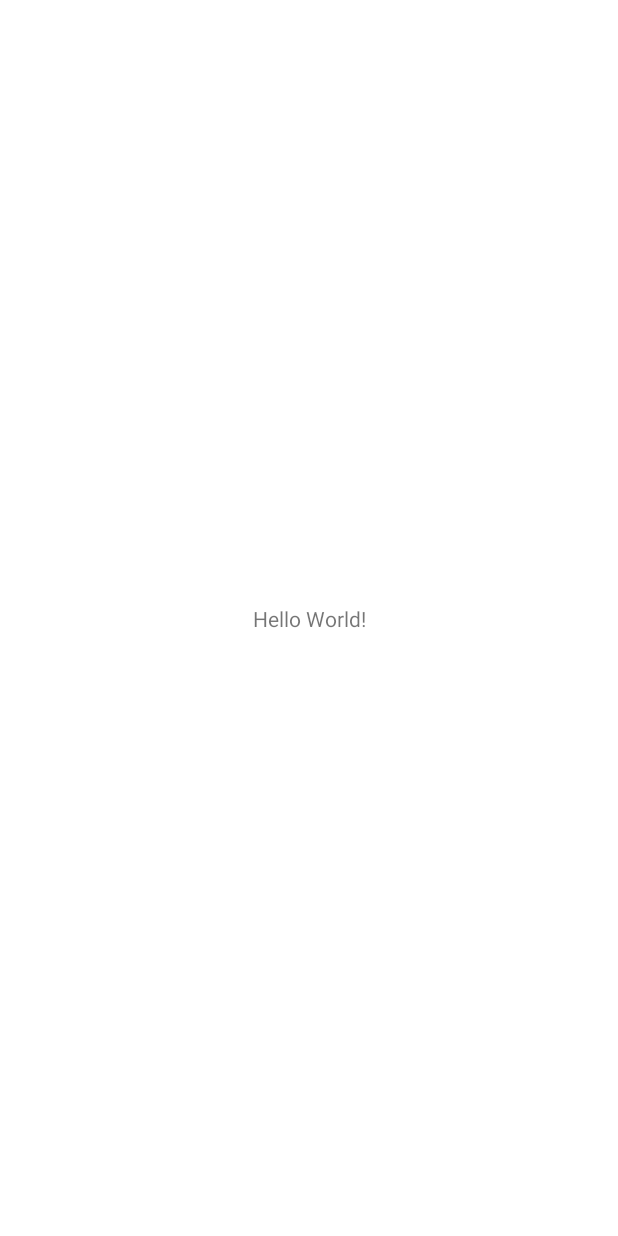
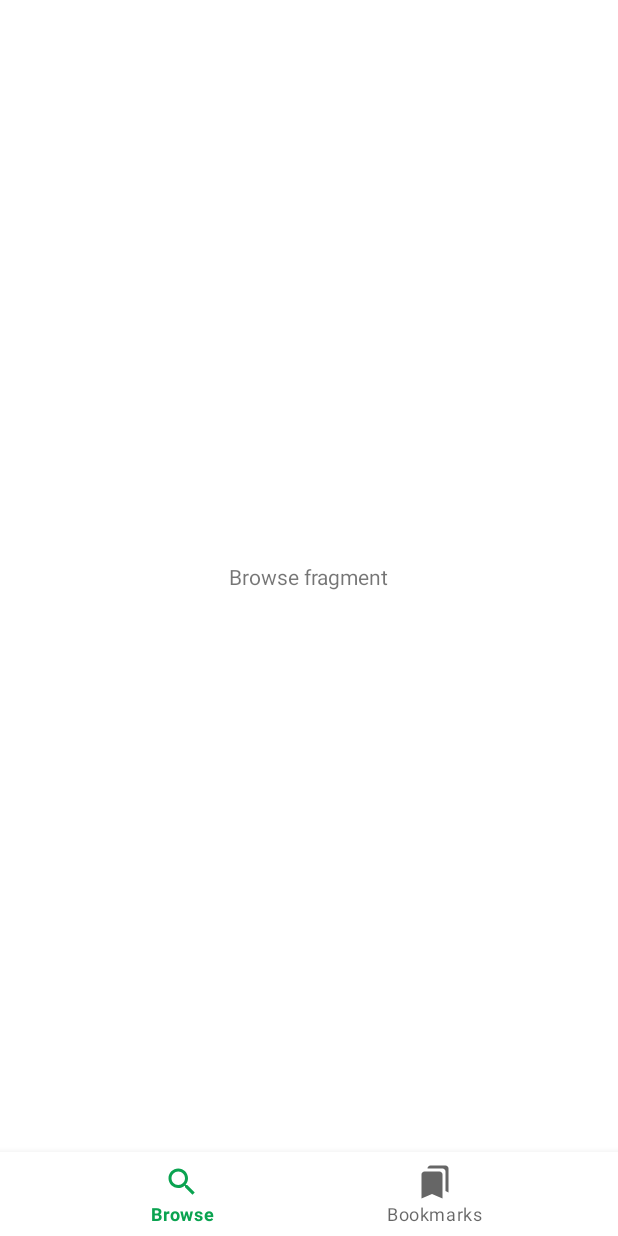
Before and after one commit to mfathur/Sharecipe, an Android app: the screen it shows after launch (MainActivity), on a phone screen of 412 x 824 dp. Before the commit the screen is almost empty. Run offline under Robolectric (Android 15) with nearby library versions, the phone set to English and light mode, and no system bars; our stand-ins replace Dagger/Hilt's generated code, data binding, navigation-ui.

Commit message:
init navigation component, browsefragment,bookmarksfragment

```diff
--- a/app/build.gradle
+++ b/app/build.gradle
@@ -57,7 +57,7 @@ dependencies {
     implementation "androidx.navigation:navigation-fragment-ktx:$nav_version"
     implementation "androidx.navigation:navigation-ui-ktx:$nav_version"
 //  Coroutine
-    implementation 'org.jetbrains.kotlinx:kotlinx-coroutines-android:1.5.2'
+    implementation 'org.jetbrains.kotlinx:kotlinx-coroutines-android:1.6.1'
 //    Coil - Coroutine Image Loader
     implementation "io.coil-kt:coil:2.0.0-rc03"
 //    retrofit
--- /dev/null
+++ b/app/src/main/java/com/mfathoer/sharecipe/BookmarksFragment.kt
@@ -0,0 +1,32 @@
+package com.mfathoer.sharecipe
+
+import android.os.Bundle
+import androidx.fragment.app.Fragment
+import android.view.LayoutInflater
+import android.view.View
+import android.view.ViewGroup
+import com.mfathoer.sharecipe.databinding.FragmentBookmarksBinding
+import dagger.hilt.android.AndroidEntryPoint
+
+@AndroidEntryPoint
+class BookmarksFragment : Fragment() {
+
+    private var _binding: FragmentBookmarksBinding? = null
+
+    private val binding get() = _binding
+
+    override fun onCreateView(
+        inflater: LayoutInflater, container: ViewGroup?,
+        savedInstanceState: Bundle?
+    ): View? {
+        // Inflate the layout for this fragment
+        _binding = FragmentBookmarksBinding.inflate(inflater,container,false)
+        return binding?.root
+    }
+
+    override fun onDestroyView() {
+        _binding = null
+        super.onDestroyView()
+    }
+
+}
--- /dev/null
+++ b/app/src/main/java/com/mfathoer/sharecipe/BrowseFragment.kt
@@ -0,0 +1,31 @@
+package com.mfathoer.sharecipe
+
+import android.os.Bundle
+import androidx.fragment.app.Fragment
+import android.view.LayoutInflater
+import android.view.View
+import android.view.ViewGroup
+import com.mfathoer.sharecipe.databinding.FragmentBrowseBinding
+import dagger.hilt.android.AndroidEntryPoint
+
+@AndroidEntryPoint
+class BrowseFragment : Fragment() {
+
+    private var _binding : FragmentBrowseBinding? = null
+
+    private val binding get() = _binding
+
+    override fun onCreateView(
+        inflater: LayoutInflater, container: ViewGroup?,
+        savedInstanceState: Bundle?
+    ): View? {
+        // Inflate the layout for this fragment
+        _binding = FragmentBrowseBinding.inflate(inflater,container,false)
+        return binding?.root
+    }
+
+    override fun onDestroyView() {
+        _binding = null
+        super.onDestroyView()
+    }
+}
--- a/app/src/main/java/com/mfathoer/sharecipe/MainActivity.kt
+++ b/app/src/main/java/com/mfathoer/sharecipe/MainActivity.kt
@@ -1,13 +1,32 @@
 package com.mfathoer.sharecipe
 
+import android.os.Bundle
 import androidx.appcompat.app.AppCompatActivity
-import android.os.Bundle
+import androidx.databinding.DataBindingUtil
+import androidx.navigation.NavController
+import androidx.navigation.fragment.NavHostFragment
+import androidx.navigation.ui.NavigationUI
+import com.mfathoer.sharecipe.databinding.ActivityMainBinding
 import dagger.hilt.android.AndroidEntryPoint
 
 @AndroidEntryPoint
 class MainActivity : AppCompatActivity() {
+
+    private lateinit var navController: NavController
+
     override fun onCreate(savedInstanceState: Bundle?) {
         super.onCreate(savedInstanceState)
-        setContentView(R.layout.activity_main)
+        val binding = DataBindingUtil.setContentView<ActivityMainBinding>(this,R.layout.activity_main)
+
+        val navHostFragment = supportFragmentManager.findFragmentById(R.id.nav_host_fragment) as NavHostFragment
+
+        navController = navHostFragment.navController
+
+//        synchronize bottom navigation with nav host fragment
+        NavigationUI.setupWithNavController(binding.bottomNav,navController)
+    }
+
+    override fun onSupportNavigateUp(): Boolean {
+        return navController.navigateUp() || super.onSupportNavigateUp()
     }
 }
--- /dev/null
+++ b/app/src/main/res/drawable/ic_baseline_bookmarks_24.xml
@@ -0,0 +1,10 @@
+<vector xmlns:android="http://schemas.android.com/apk/res/android"
+    android:width="24dp"
+    android:height="24dp"
+    android:viewportWidth="24"
+    android:viewportHeight="24"
+    android:tint="?attr/colorControlNormal">
+  <path
+      android:fillColor="@android:color/white"
+      android:pathData="M19,18l2,1V3c0,-1.1 -0.9,-2 -2,-2H8.99C7.89,1 7,1.9 7,3h10c1.1,0 2,0.9 2,2v13zM15,5H5c-1.1,0 -2,0.9 -2,2v16l7,-3 7,3V7c0,-1.1 -0.9,-2 -2,-2z"/>
+</vector>
--- /dev/null
+++ b/app/src/main/res/drawable/ic_baseline_search_24.xml
@@ -0,0 +1,10 @@
+<vector xmlns:android="http://schemas.android.com/apk/res/android"
+    android:width="24dp"
+    android:height="24dp"
+    android:viewportWidth="24"
+    android:viewportHeight="24"
+    android:tint="?attr/colorControlNormal">
+  <path
+      android:fillColor="@android:color/white"
+      android:pathData="M15.5,14h-0.79l-0.28,-0.27C15.41,12.59 16,11.11 16,9.5 16,5.91 13.09,3 9.5,3S3,5.91 3,9.5 5.91,16 9.5,16c1.61,0 3.09,-0.59 4.23,-1.57l0.27,0.28v0.79l5,4.99L20.49,19l-4.99,-5zM9.5,14C7.01,14 5,11.99 5,9.5S7.01,5 9.5,5 14,7.01 14,9.5 11.99,14 9.5,14z"/>
+</vector>
--- a/app/src/main/res/layout/activity_main.xml
+++ b/app/src/main/res/layout/activity_main.xml
@@ -1,18 +1,34 @@
 <?xml version="1.0" encoding="utf-8"?>
-<androidx.constraintlayout.widget.ConstraintLayout xmlns:android="http://schemas.android.com/apk/res/android"
+<layout xmlns:android="http://schemas.android.com/apk/res/android"
     xmlns:app="http://schemas.android.com/apk/res-auto"
-    xmlns:tools="http://schemas.android.com/tools"
-    android:layout_width="match_parent"
-    android:layout_height="match_parent"
-    tools:context=".MainActivity">
+    xmlns:tools="http://schemas.android.com/tools">
 
-    <TextView
-        android:layout_width="wrap_content"
-        android:layout_height="wrap_content"
-        android:text="Hello World!"
-        app:layout_constraintBottom_toBottomOf="parent"
-        app:layout_constraintLeft_toLeftOf="parent"
-        app:layout_constraintRight_toRightOf="parent"
-        app:layout_constraintTop_toTopOf="parent" />
+    <androidx.constraintlayout.widget.ConstraintLayout
+        android:layout_width="match_parent"
+        android:layout_height="match_parent"
+        tools:context=".MainActivity">
 
-</androidx.constraintlayout.widget.ConstraintLayout>
+        <androidx.fragment.app.FragmentContainerView
+            android:id="@+id/nav_host_fragment"
+            android:name="androidx.navigation.fragment.NavHostFragment"
+            android:layout_width="match_parent"
+            android:layout_height="0dp"
+            app:defaultNavHost="true"
+            app:layout_constraintBottom_toTopOf="@id/bottom_nav"
+            app:layout_constraintEnd_toEndOf="parent"
+            app:layout_constraintStart_toStartOf="parent"
+            app:layout_constraintTop_toTopOf="parent"
+            app:navGraph="@navigation/nav_graph" />
+
+        <com.google.android.material.bottomnavigation.BottomNavigationView
+            android:id="@+id/bottom_nav"
+            android:layout_width="match_parent"
+            android:layout_height="?actionBarSize"
+            app:layout_constraintBottom_toBottomOf="parent"
+            app:layout_constraintEnd_toEndOf="parent"
+
+            app:layout_constraintStart_toStartOf="parent"
+            app:menu="@menu/bottom_nav_menu" />
+
+    </androidx.constraintlayout.widget.ConstraintLayout>
+</layout>
--- /dev/null
+++ b/app/src/main/res/layout/fragment_bookmarks.xml
@@ -0,0 +1,25 @@
+<?xml version="1.0" encoding="utf-8"?>
+<layout xmlns:android="http://schemas.android.com/apk/res/android"
+    xmlns:tools="http://schemas.android.com/tools"
+    xmlns:app="http://schemas.android.com/apk/res-auto">
+
+    <data>
+
+    </data>
+
+    <androidx.constraintlayout.widget.ConstraintLayout
+        android:layout_width="match_parent"
+        android:layout_height="match_parent"
+        tools:context=".BookmarksFragment">
+
+        <TextView
+            android:layout_width="wrap_content"
+            android:layout_height="wrap_content"
+            android:text="Bookmarks fragment"
+            app:layout_constraintBottom_toBottomOf="parent"
+            app:layout_constraintEnd_toEndOf="parent"
+            app:layout_constraintStart_toStartOf="parent"
+            app:layout_constraintTop_toTopOf="parent" />
+
+    </androidx.constraintlayout.widget.ConstraintLayout>
+</layout>
--- /dev/null
+++ b/app/src/main/res/layout/fragment_browse.xml
@@ -0,0 +1,25 @@
+<?xml version="1.0" encoding="utf-8"?>
+<layout xmlns:android="http://schemas.android.com/apk/res/android"
+    xmlns:app="http://schemas.android.com/apk/res-auto"
+    xmlns:tools="http://schemas.android.com/tools">
+
+    <data>
+
+    </data>
+
+    <androidx.constraintlayout.widget.ConstraintLayout
+        android:layout_width="match_parent"
+        android:layout_height="match_parent"
+        tools:context=".BrowseFragment">
+
+        <TextView
+            android:layout_width="wrap_content"
+            android:layout_height="wrap_content"
+            android:text="Browse fragment"
+            app:layout_constraintBottom_toBottomOf="parent"
+            app:layout_constraintEnd_toEndOf="parent"
+            app:layout_constraintStart_toStartOf="parent"
+            app:layout_constraintTop_toTopOf="parent" />
+
+    </androidx.constraintlayout.widget.ConstraintLayout>
+</layout>
--- /dev/null
+++ b/app/src/main/res/menu/bottom_nav_menu.xml
@@ -0,0 +1,12 @@
+<?xml version="1.0" encoding="utf-8"?>
+<menu xmlns:android="http://schemas.android.com/apk/res/android">
+    <item
+        android:id="@+id/browseFragment"
+        android:icon="@drawable/ic_baseline_search_24"
+        android:title="@string/browse" />
+
+    <item
+        android:id="@+id/bookmarksFragment"
+        android:icon="@drawable/ic_baseline_bookmarks_24"
+        android:title="@string/bookmarks" />
+</menu>
--- /dev/null
+++ b/app/src/main/res/navigation/nav_graph.xml
@@ -0,0 +1,15 @@
+<?xml version="1.0" encoding="utf-8"?>
+<navigation xmlns:android="http://schemas.android.com/apk/res/android"
+    xmlns:app="http://schemas.android.com/apk/res-auto"
+    android:id="@+id/nav_graph"
+    app:startDestination="@id/browseFragment">
+
+    <fragment
+        android:id="@+id/browseFragment"
+        android:name="com.mfathoer.sharecipe.BrowseFragment"
+        android:label="BrowseFragment" />
+    <fragment
+        android:id="@+id/bookmarksFragment"
+        android:name="com.mfathoer.sharecipe.BookmarksFragment"
+        android:label="BookmarksFragment" />
+</navigation>
--- a/app/src/main/res/values/strings.xml
+++ b/app/src/main/res/values/strings.xml
@@ -1,3 +1,5 @@
 <resources>
     <string name="app_name">Sharecipe</string>
+    <string name="browse">Browse</string>
+    <string name="bookmarks">Bookmarks</string>
 </resources>
```
Also changed, not shown: 1 other file.
